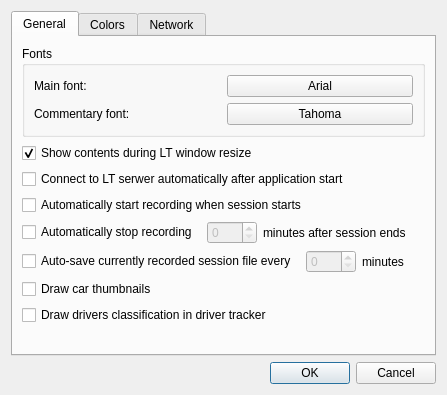
This is ui/preferencesdialog.ui in gronberg/f1lt as Qt 5 draws it before an edit. The edited form follows.
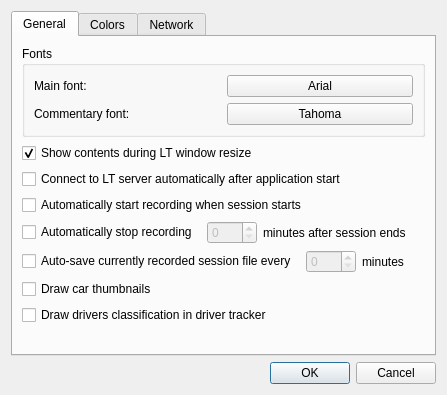
This is the edited form. Icons and pictures are not drawn.

Commit message: updated prefs dialog

Diff of the .ui file:
```diff
--- a/ui/preferencesdialog.ui
+++ b/ui/preferencesdialog.ui
@@ -81,7 +81,7 @@
        <item>
         <widget class="QCheckBox" name="autoConnectBox">
          <property name="text">
-          <string>Connect to LT serwer automatically after application start</string>
+          <string>Connect to LT server automatically after application start</string>
          </property>
         </widget>
        </item>
```
